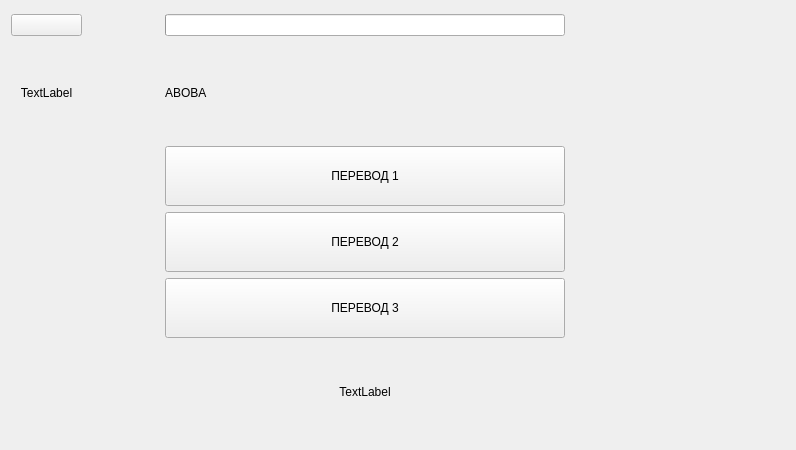
This is quizwidget.ui in sinfillo/SpeakSavvy as Qt 5 draws it before an edit. The edited form follows.
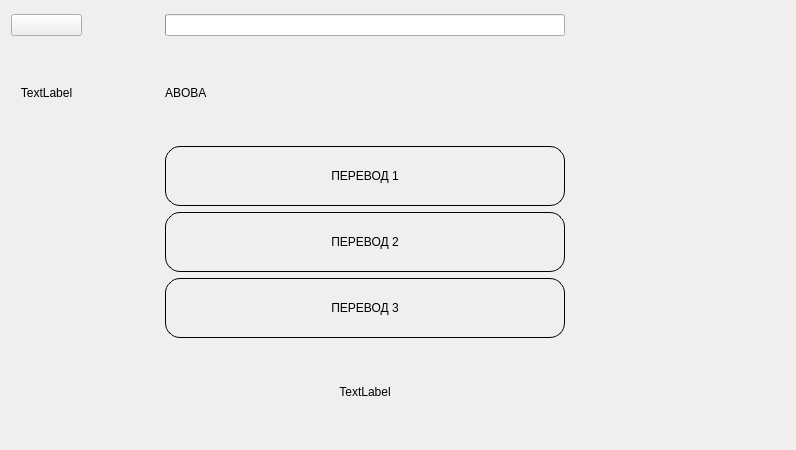
This is the edited form.

Diff of the .ui file:
```diff
--- a/quizwidget.ui
+++ b/quizwidget.ui
@@ -108,7 +108,10 @@
       </size>
      </property>
      <property name="styleSheet">
-      <string notr="true">font: 20pt &quot;PT Mono&quot;;</string>
+      <string notr="true">font: 24pt &quot;YuGothic&quot;;
+border-radius: 15;
+border: 1px solid black;
+</string>
      </property>
      <property name="text">
       <string>ПЕРЕВОД 1</string>
@@ -150,7 +153,9 @@
       </size>
      </property>
      <property name="styleSheet">
-      <string notr="true">font: 20pt &quot;PT Mono&quot;;</string>
+      <string notr="true">font: 24pt &quot;YuGothic&quot;;
+border-radius: 15;
+border: 1px solid black;</string>
      </property>
      <property name="text">
       <string>ПЕРЕВОД 2</string>
@@ -192,7 +197,9 @@
       </size>
      </property>
      <property name="styleSheet">
-      <string notr="true">font: 20pt &quot;PT Mono&quot;;</string>
+      <string notr="true">font: 24pt &quot;YuGothic&quot;;
+border-radius: 15;
+border: 1px solid black;</string>
      </property>
      <property name="text">
       <string>ПЕРЕВОД 3</string>
```
